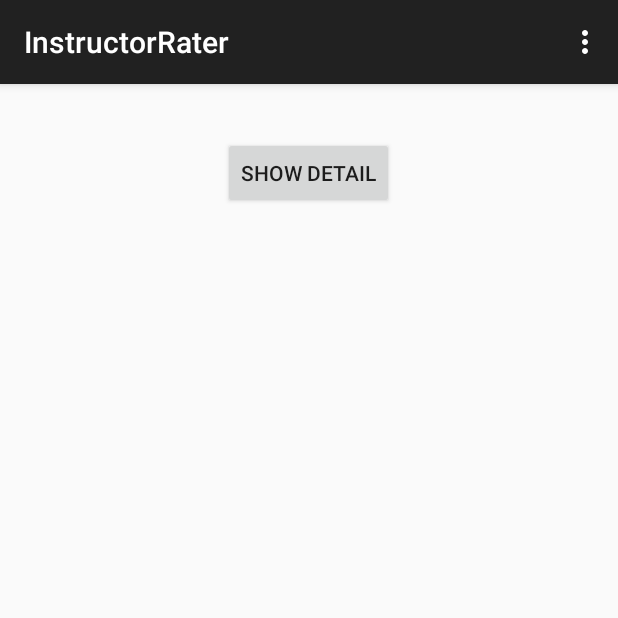
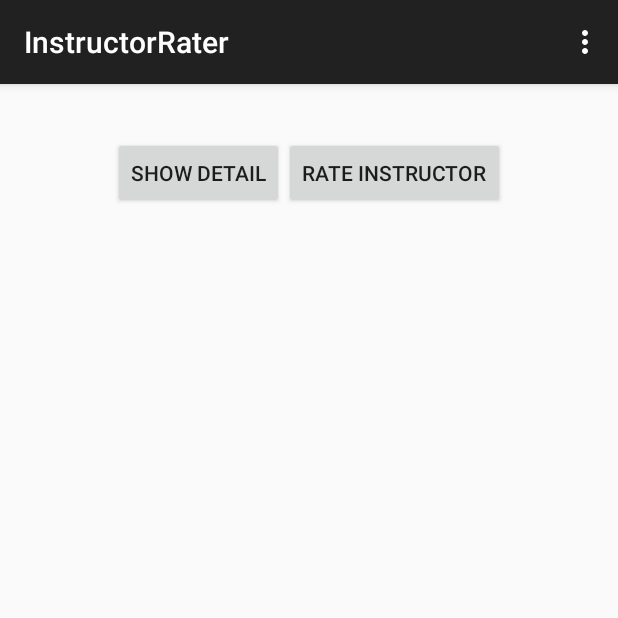
Before and after one commit to loribat/InstructorRater, an Android app: the screen it shows after launch (InstructorListActivity), after a tap on "SHOW DETAIL", on a phone screen of 412 x 824 dp, the top half of it. Run offline under Robolectric (Android 15) with nearby library versions, the phone set to English and light mode, and no system bars; network calls fail; 4 statements that could not run were skipped.

Commit message:
This version adds the detail to the correct object, then gets it back out and displays it in the text field

```diff
--- a/app/src/main/java/com/mycompany/instructorrater/InstructorJSON.java
+++ b/app/src/main/java/com/mycompany/instructorrater/InstructorJSON.java
@@ -20,7 +20,7 @@ public class InstructorJSON {
     }
 
     // Method to create an ArrayList of Instructor Objects
-    // given the String of input from the URL
+    // given the String of input from the rateme/list URL
     public ArrayList<Instructor> loadInstructors(String instructorStringFromURL) throws IOException {
         ArrayList<Instructor> instructors = new ArrayList<Instructor>();
         Log.d(LOGTAG, "Inside loadInstructors, before try/catch, string from URL is: " +
--- a/app/src/main/java/com/mycompany/instructorrater/InstructorListActivity.java
+++ b/app/src/main/java/com/mycompany/instructorrater/InstructorListActivity.java
@@ -8,6 +8,9 @@ import android.view.Menu;
 import android.view.MenuItem;
 import android.view.View;
 import android.widget.TextView;
+
+import org.json.JSONObject;
+
 import java.util.ArrayList;
 
 import java.io.IOException;
@@ -54,19 +57,25 @@ public class InstructorListActivity extends ActionBarActivity {
         if (id == R.id.action_settings) {
             return true;
         }
-
         return super.onOptionsItemSelected(item);
     }
 
     public void detailButtonClicked(View v) {
         // TODO: Figure out which list item is currently selected
         int curListItem = 1;
+        // Start a thread to get the Instructor List
+        new getInstructorDetailTask().execute(curListItem);
+    } // end method detailButtonClicked
 
-        // Now go get the instructor detail for this list item
+    public void rateButtonClicked(View v) {
+        // TODO: Figure out which list item is currently selected
+        int curListItem = 1;
 
-    }
+        // TODO: Start the rate activity!!
+    } // end method detailButtonClicked
 
-
+    // This class creates & executes a thread to get the Instructor List data from the internet
+    // and populate the mInstructor array with the results
     private class getInstructorListTask extends AsyncTask<Void,Void,String> {
 
         @Override
@@ -102,4 +111,68 @@ public class InstructorListActivity extends ActionBarActivity {
         } // end method onPostExecute
     } // end inner class getInstructorListTask
 
+
+    // This class creates & executes a thread to get the Instructor Detail data from the internet
+    // and populate the correct object in the mInstructor array with the results
+    private class getInstructorDetailTask extends AsyncTask<Integer,Void,String> {
+
+        @Override
+        protected String doInBackground(Integer... params) {
+            String result;
+            String fullURL = DETAIL_URL + params[0];
+            Log.d(LOGTAG, "getInstructorDetailTask:doInBackground, fullURL is: " + fullURL);
+            try {
+                result = new InstructorDataFetcher().getUrl(fullURL);
+                Log.d(LOGTAG, "Fetched detail contents at URL: " + result);
+            } catch (IOException ioe) {
+                Log.e(LOGTAG, "Failed to fetch instructor detail, exception is: " + ioe);
+                return null;
+            }
+            return result;
+        } // end method doInBackground
+
+        @Override
+        protected void onPostExecute(String instructorDetail) {
+            Log.d(LOGTAG, "getInstructorDetailTask:onPostExecute, instructorDetail is: "
+                    + instructorDetail);
+
+            Instructor instructor = mInstructors.get(0);
+
+            try {
+                JSONObject jo = new JSONObject(instructorDetail);
+                int instructorId = jo.getInt("id");
+
+                int i;
+                for (i=0; i<mInstructors.size(); i++) {
+                    instructor = mInstructors.get(i);
+
+                    if (instructor.getId() == instructorId) {
+                        instructor.addDetail(jo);
+                        break;
+                    }
+                }
+                if (i == mInstructors.size()) {
+                    Log.d(LOGTAG, "getInstructorDetailTask:onPostExecute, no matching instructor " +
+                            "found :(");
+                }
+            } catch (Exception e) {
+                Log.e(LOGTAG, "getInstructorDetailTask:onPostExecute, error getting instructor " +
+                        "detail: " + e);
+            }
+
+            // TODO: Pop up a dialog with the details in it
+            String detailOutput =
+                    "First Name    : " + instructor.getFirstName() + "\n" +
+                    "Last Name     : " + instructor.getLastName() + "\n" +
+                    "Office        : " + instructor.getOffice() + "\n" +
+                    "Phone         : " + instructor.getPhone() + "\n" +
+                    "E-mail        : " + instructor.getEmail() + "\n" +
+                    "Average Rating: " + instructor.getAverageRating() + "\n" +
+                    "Total Ratings : " + instructor.getTotalRatings() + "\n";
+
+            TextView tv = (TextView) findViewById(R.id.instructor_list_textView);
+            tv.setText(detailOutput);
+        } // end method onPostExecute
+    } // end inner class getInstructorDetailTask
+
 } // end class InstructorListActivity
--- a/app/src/main/res/layout/activity_instructor_list.xml
+++ b/app/src/main/res/layout/activity_instructor_list.xml
@@ -14,11 +14,23 @@
         android:layout_width="wrap_content"
         android:layout_height="wrap_content" />
 
-    <Button
-        android:onClick="detailButtonClicked"
-        android:layout_gravity="center_horizontal"
-        android:text="@string/details"
+    <LinearLayout
         android:layout_width="wrap_content"
-        android:layout_height="wrap_content" />
+        android:layout_height="wrap_content"
+        android:orientation="horizontal"
+        android:layout_gravity="center_horizontal">
+
+        <Button
+            android:onClick="detailButtonClicked"
+            android:text="@string/details"
+            android:layout_width="wrap_content"
+            android:layout_height="wrap_content" />
+
+        <Button
+            android:onClick="rateButtonClicked"
+            android:text="@string/rate"
+            android:layout_width="wrap_content"
+            android:layout_height="wrap_content" />
+    </LinearLayout>
 
 </LinearLayout>
--- a/app/src/main/res/values/strings.xml
+++ b/app/src/main/res/values/strings.xml
@@ -7,5 +7,6 @@
 
     // Strings used in Instructor List
     <string name="details">Show Detail</string>
+    <string name="rate">Rate Instructor</string>
 
 </resources>
```
Also changed, not shown: app/src/main/java/com/mycompany/instructorrater/Instructor.java (+44 -1 lines).
